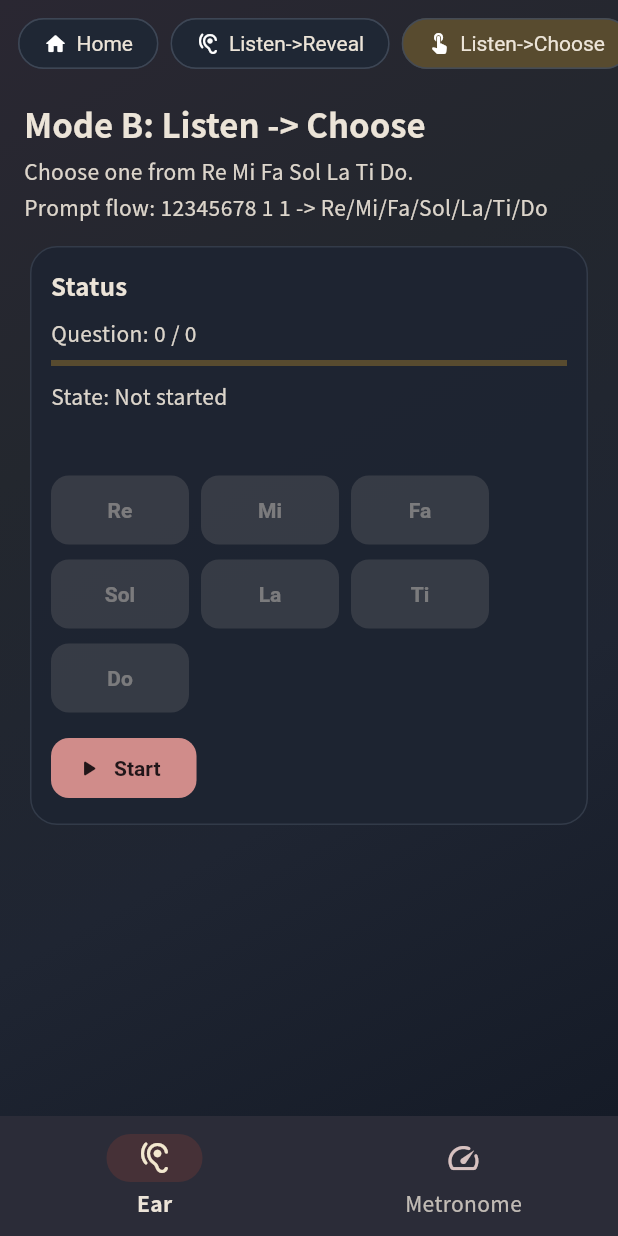
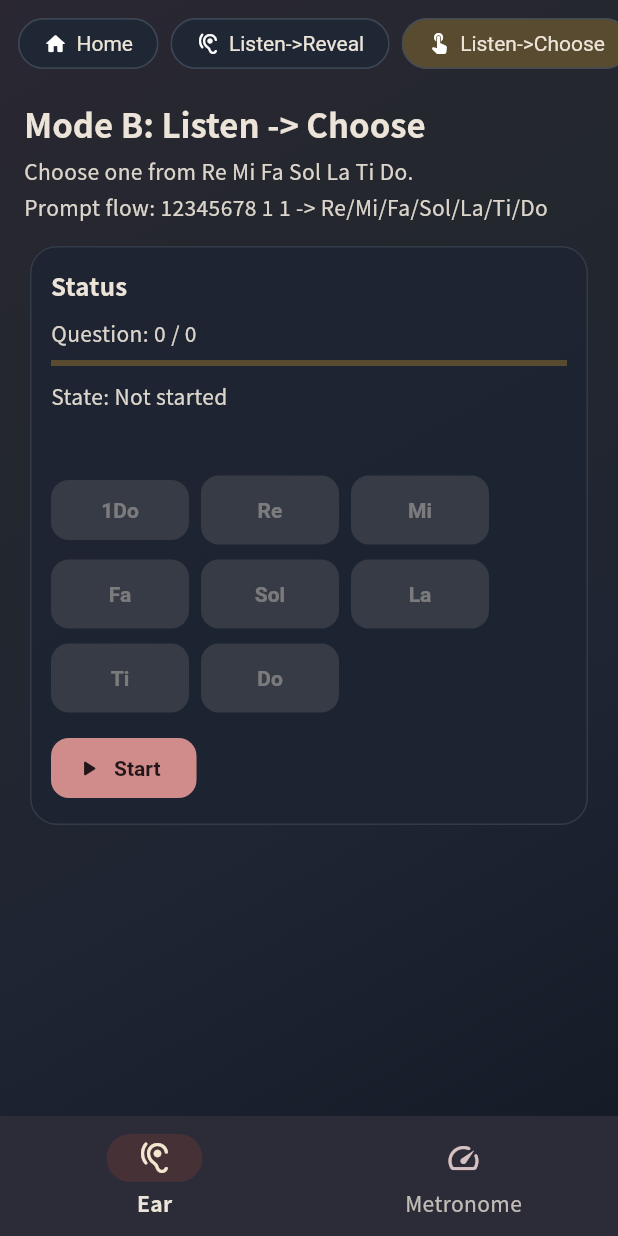
Before and after one commit to foxmaybeOI1761640545/FlutterDemo-1776537345-V1.0.1, a Flutter app: the screen it shows after launch, after a tap on "Listen->Reveal", after a tap on "Listen->Choose", on a phone screen of 412 x 824 dp. Run offline on Flutter 3.47's test engine with Material 3 defaults, Android fonts, the light colour scheme and no system bars; our stand-ins replace audioplayers, shared_preferences; Roboto replaces fonts that are missing (Segoe UI).

Commit message:
ui(ear-training): 补齐并禁用 1Do 按钮占位 | Add disabled 1Do button slot in Mode B
- 类型(Type): ui
- 功能(Feature): N/A
- 服务(Service): N/A
- 重构(Refactor): N/A
- 交互与界面(UI/UX): 在单八度 Mode B 选项区最前方新增 1Do 占位按钮并保持禁用
- 文档(Docs): N/A

- Types: ui
- Feature: N/A
- Service: N/A
- Refactor: N/A
- UI/UX: Added a disabled 1Do slot button before Re in single-octave Mode B choices
- Docs: N/A

```diff
--- a/lib/src/pages/ear_training_page.dart
+++ b/lib/src/pages/ear_training_page.dart
@@ -1900,6 +1900,8 @@
     final bool denseChoices = choiceNotes.length > 14;
     final bool singleOctaveChoices =
         choiceNotes.map((_EarNoteSpec note) => note.octave).toSet().length <= 1;
+    final bool showDisabledOneDoSlot =
+        singleOctaveChoices && choiceNotes.length == _degrees.length;
     final String? modeBDetailMessage;
     if (_modeBFeedback != null) {
       modeBDetailMessage = _modeBFeedback!;
@@ -1949,7 +1951,16 @@
                 Wrap(
                   spacing: 8,
                   runSpacing: 8,
-                  children: choiceNotes.map((_EarNoteSpec note) {
+                  children: <Widget>[
+                    if (showDisabledOneDoSlot)
+                      SizedBox(
+                        width: denseChoices ? 82 : 92,
+                        child: const FilledButton(
+                          onPressed: null,
+                          child: Text("1Do"),
+                        ),
+                      ),
+                    ...choiceNotes.map((_EarNoteSpec note) {
                       return SizedBox(
                         width: denseChoices ? 82 : 92,
                         child: FilledButton(
@@ -1962,7 +1973,8 @@
                           child: Text(_noteDisplayLabel(note.id)),
                         ),
                       );
-                  }).toList(),
+                    }),
+                  ],
                 ),
                 const SizedBox(height: 12),
                 Wrap(
```
Lines whose indentation alone changed are shown as unchanged.
